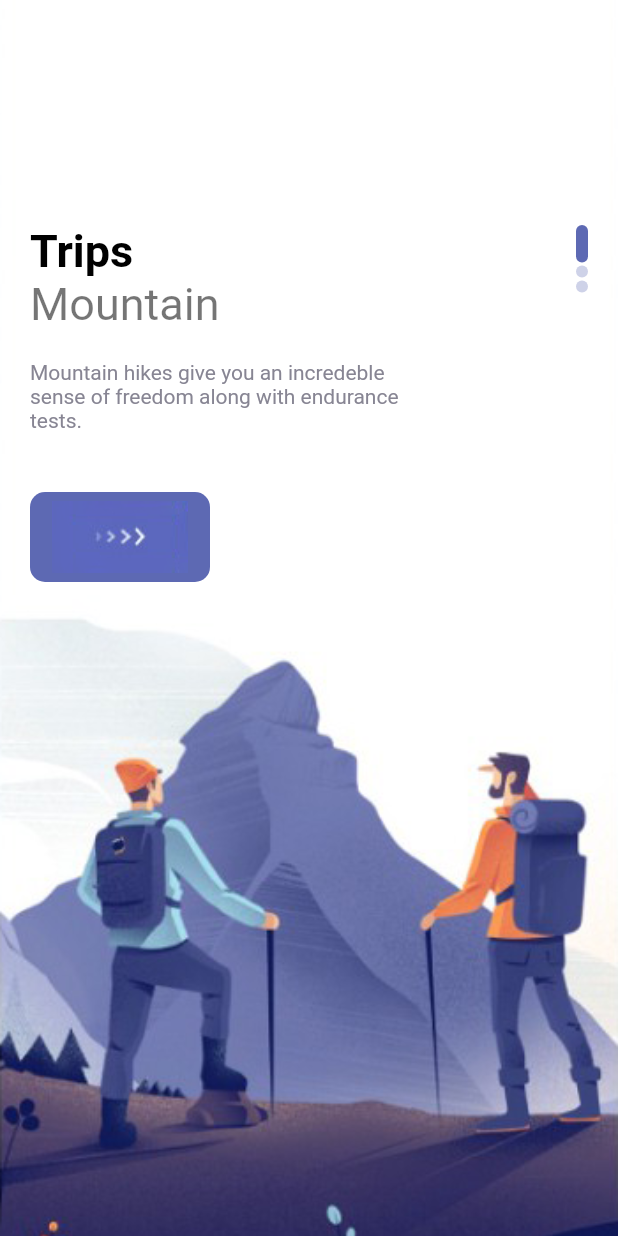
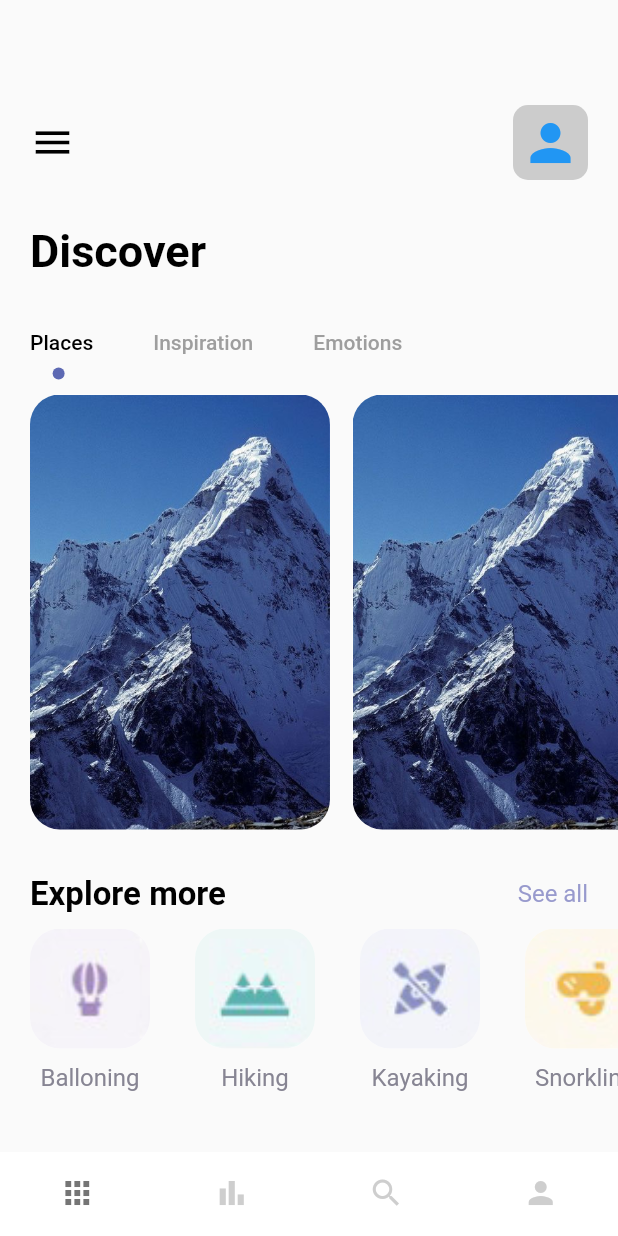
Before and after one commit to yas-sisodia/travell_app, a Flutter app: the screen it shows after launch, on a phone screen of 412 x 824 dp. Run offline on Flutter 3.47's test engine with Material 2 defaults, Android fonts, the phone set to English and light mode, and no system bars.

Commit message:
Created Main Page

```diff
--- a/lib/main.dart
+++ b/lib/main.dart
@@ -1,4 +1,5 @@
 import 'package:flutter/material.dart';
+import 'package:travell_app/pages/navpages/main_page.dart';
 import 'package:travell_app/pages/welcome_page.dart';
 
 void main() {
@@ -16,7 +17,7 @@
   @override
   Widget build(BuildContext context) {
     return MaterialApp(
-      home: WelcomePage(),
+      home: MainPage(),
     );
   }
 }
--- /dev/null
+++ b/lib/pages/navpages/bar_item_page.dart
@@ -0,0 +1,14 @@
+import 'package:flutter/material.dart';
+
+class BarItemPage extends StatelessWidget {
+  const BarItemPage({Key? key}) : super(key: key);
+
+  @override
+  Widget build(BuildContext context) {
+    return Container(
+      child: Center(
+        child: Text("Bar Item Page"),
+      ),
+    );
+  }
+}
--- /dev/null
+++ b/lib/pages/navpages/home_page.dart
@@ -0,0 +1,200 @@
+// ignore_for_file: unused_local_variable, no_leading_underscores_for_local_identifiers
+
+import 'package:flutter/material.dart';
+import 'package:travell_app/widgets/app_large_text.dart';
+import 'package:travell_app/widgets/app_text.dart';
+
+import '../../misc/colors.dart';
+
+class HomePage extends StatefulWidget {
+  const HomePage({Key? key}) : super(key: key);
+
+  @override
+  State<HomePage> createState() => _HomePageState();
+}
+
+class _HomePageState extends State<HomePage> with TickerProviderStateMixin {
+  var images = {
+    "balloning.png":"Balloning",
+    "hiking.png":"Hiking",
+    "kayaking.png":"Kayaking",
+    "snorkling.png":"Snorkling",
+  };
+  @override
+  Widget build(BuildContext context) {
+    TabController _tabController = TabController(length: 3, vsync: this);
+    return Scaffold(
+      body: Column(
+        crossAxisAlignment: CrossAxisAlignment.start,
+        children: [
+          Container(
+            padding: const EdgeInsets.only(top: 70, left: 20, right: 20),
+            child: Row(
+              mainAxisAlignment: MainAxisAlignment.spaceBetween,
+              children: [
+                const Icon(
+                  Icons.menu,
+                  size: 30,
+                  color: Colors.black,
+                ),
+                Container(
+                  width: 50,
+                  height: 50,
+                  decoration: BoxDecoration(
+                      borderRadius: BorderRadius.circular(10),
+                      color: Colors.grey.withOpacity(0.5)),
+                  child: Icon(Icons.person, color: Colors.blue, size: 40,),
+                ),
+              ],
+            ),
+          ),
+          const SizedBox(
+            height: 30,
+          ),
+          Container(
+              margin: const EdgeInsets.only(left: 20),
+              child: AppLargeText(text: "Discover")),
+          const SizedBox(
+            height: 20,
+          ),
+          //tab bar
+          Container(
+            child: Align(
+              alignment: Alignment.centerLeft,
+              child: TabBar(
+                labelPadding: EdgeInsets.only(left: 20, right: 20),
+                controller: _tabController,
+                labelColor: Colors.black,
+                unselectedLabelColor: Colors.grey,
+                isScrollable: true,
+                indicatorSize: TabBarIndicatorSize.label,
+                indicator:
+                    CircleTabIndicator(color: AppColors.mainColor, radius: 4),
+                tabs: const [
+                  Tab(
+                    text: "Places",
+                  ),
+                  Tab(
+                    text: "Inspiration",
+                  ),
+                  Tab(
+                    text: "Emotions",
+                  )
+                ],
+              ),
+            ),
+          ),
+          Container(
+            padding: EdgeInsets.only(left: 20),
+            height: 300,
+            width: double.maxFinite,
+            child: TabBarView(controller: _tabController, children: [
+              ListView.builder(
+                itemCount: 3,
+                scrollDirection: Axis.horizontal,
+                itemBuilder: (context, int index) {
+                  return Container(
+                    margin: EdgeInsets.only(right: 15, top: 10),
+                    width: 200,
+                    height: 300,
+                    decoration: BoxDecoration(
+                        borderRadius: BorderRadius.circular(20),
+                        color: Colors.white,
+                        image: DecorationImage(
+                            image: AssetImage("img/mountain.jpeg"),
+                            fit: BoxFit.cover)),
+                  );
+                },
+              ),
+              Text("There"),
+              Text("Bye"),
+            ]),
+          ),
+          SizedBox(
+            height: 30,
+          ),
+          Container(
+            margin: EdgeInsets.only(right: 20, left: 20),
+            child: Row(
+              mainAxisAlignment: MainAxisAlignment.spaceBetween,
+              children: [
+                AppLargeText(
+                  text: "Explore more",
+                  size: 22,
+                ),
+                AppText(
+                  text: "See all",
+                  color: AppColors.textColor1,
+                )
+              ],
+            ),
+          ),
+          SizedBox(
+            height: 10,
+          ),
+          Container(
+            height: 120,
+            width: double.maxFinite,
+            margin: EdgeInsets.only(left: 20),
+            child: ListView.builder(
+                itemCount: images.length,
+                scrollDirection: Axis.horizontal,
+                itemBuilder: (_, index) {
+                  return Padding(
+                    padding: const EdgeInsets.only(right: 30),
+                    child: Column(
+                      children: [
+                        Container(
+                          // margin: EdgeInsets.only(right: 50),
+                          width: 80,
+                          height: 80,
+                          decoration: BoxDecoration(
+                              borderRadius: BorderRadius.circular(20),
+                              color: Colors.white,
+                              image: DecorationImage(
+                                  image: AssetImage("img/"+images.keys.elementAt(index)),
+                                  fit: BoxFit.cover)),
+                        ),
+                        SizedBox(height: 10,),
+                        Container(
+                          child: AppText(
+                            text: images.values.elementAt(index),
+                            color: AppColors.textColor2,
+                          ),
+                        )
+                      ],
+                    ),
+                  );
+                }),
+          )
+        ],
+      ),
+    );
+  }
+}
+
+class CircleTabIndicator extends Decoration {
+  final Color color;
+  double radius;
+  CircleTabIndicator({required this.color, required this.radius});
+  @override
+  BoxPainter createBoxPainter([VoidCallback? onChanged]) {
+    return _CirclePainter(color: color, radius: radius);
+  }
+}
+
+class _CirclePainter extends BoxPainter {
+  final Color color;
+  double radius;
+  _CirclePainter({required this.color, required this.radius});
+  @override
+  void paint(Canvas canvas, Offset offset, ImageConfiguration configuration) {
+    Paint _paint = Paint();
+    _paint.color = color;
+    _paint.isAntiAlias = true;
+    final Offset circleOffset = Offset(
+        configuration.size!.width / 2 - radius / 2,
+        configuration.size!.height - radius);
+    canvas.drawCircle(offset + circleOffset, radius, _paint);
+  }
+}
--- /dev/null
+++ b/lib/pages/navpages/main_page.dart
@@ -0,0 +1,55 @@
+import 'package:flutter/cupertino.dart';
+import 'package:flutter/material.dart';
+import 'package:flutter/src/foundation/key.dart';
+import 'package:flutter/src/widgets/framework.dart';
+import 'package:travell_app/main.dart';
+import 'package:travell_app/pages/navpages/bar_item_page.dart';
+import 'package:travell_app/pages/navpages/home_page.dart';
+import 'package:travell_app/pages/navpages/my_page.dart';
+import 'package:travell_app/pages/navpages/search_page.dart';
+
+class MainPage extends StatefulWidget {
+  const MainPage({Key? key}) : super(key: key);
+
+  @override
+  State<MainPage> createState() => _MainPageState();
+}
+
+class _MainPageState extends State<MainPage> {
+  List pages = [HomePage(), BarItemPage(), SearchPage(), MyPage()];
+  int currentIndex = 0;
+  void onTap(int index) {
+    setState(() {
+      currentIndex = index;
+    });
+  }
+
+  @override
+  Widget build(BuildContext context) {
+    return Scaffold(
+      backgroundColor: Colors.white,
+      body: pages[currentIndex],
+      bottomNavigationBar: BottomNavigationBar(
+          unselectedFontSize: 0,
+          backgroundColor: Colors.white,
+          type: BottomNavigationBarType.fixed,
+          onTap: onTap,
+          currentIndex: currentIndex,
+          selectedItemColor: Colors.black54,
+          unselectedItemColor: Colors.grey.withOpacity(0.5),
+          showSelectedLabels: false,
+          showUnselectedLabels: false,
+          elevation: 0,
+          items: const [
+            BottomNavigationBarItem(label: "Home", icon: Icon(Icons.apps)),
+            BottomNavigationBarItem(
+                label: "Bar", icon: Icon(Icons.bar_chart_sharp)),
+            BottomNavigationBarItem(
+              label: "Search",
+              icon: Icon(Icons.search),
+            ),
+            BottomNavigationBarItem(label: "My", icon: Icon(Icons.person))
+          ]),
+    );
+  }
+}
--- /dev/null
+++ b/lib/pages/navpages/my_page.dart
@@ -0,0 +1,14 @@
+import 'package:flutter/material.dart';
+
+class MyPage extends StatelessWidget {
+  const MyPage({Key? key}) : super(key: key);
+
+  @override
+  Widget build(BuildContext context) {
+    return Container(
+      child: Center(
+        child: Text("My Page"),
+      ),
+    );
+  }
+}
--- /dev/null
+++ b/lib/pages/navpages/search_page.dart
@@ -0,0 +1,16 @@
+
+
+import 'package:flutter/material.dart';
+
+class SearchPage extends StatelessWidget {
+  const SearchPage({Key? key}) : super(key: key);
+
+  @override
+  Widget build(BuildContext context) {
+    return Container(
+      child: Center(
+        child: Text("Search Page"),
+      ),
+    );
+  }
+}
```
